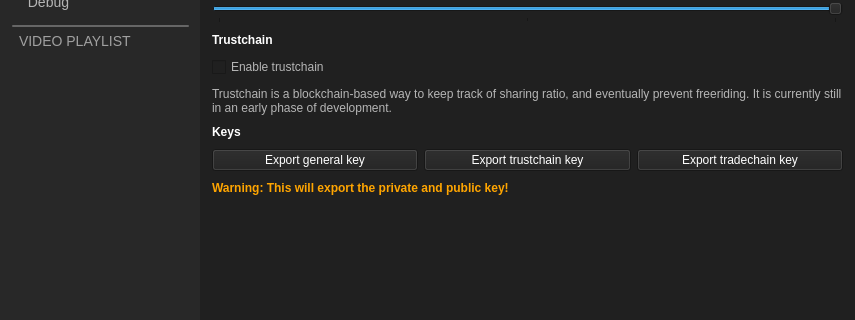
Above: TriblerGUI/qt_resources/mainwindow.ui from Tribler/tribler before the change; both pictures show x 0 to 855 and y 354 to 674 of the 855 by 766 pixel window. Below: the same form after it.
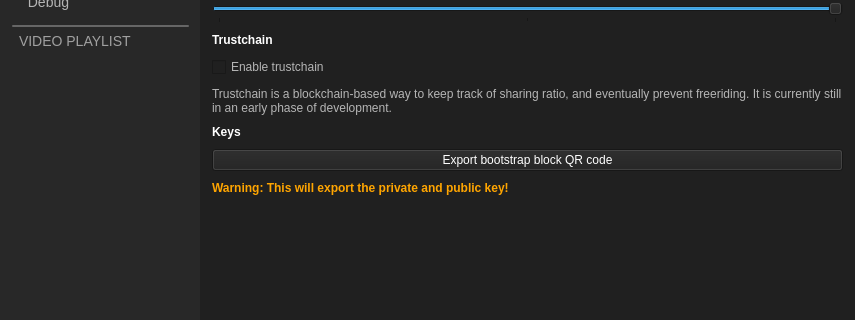
That is the form after the change. The open tabs and pages were chosen to show the change. Icons and pictures are not drawn. Custom widgets are drawn as their Qt base class.

Commit message: Drop old QR buttons

```diff
--- a/TriblerGUI/qt_resources/mainwindow.ui
+++ b/TriblerGUI/qt_resources/mainwindow.ui
@@ -6285,27 +6285,7 @@
                    <string notr="true">color: white;</string>
                   </property>
                   <property name="text">
-                   <string>Export general key</string>
-                  </property>
-                 </widget>
-                </item>
-                <item>
-                 <widget class="QPushButton" name="export_trustchain_key_button">
-                  <property name="styleSheet">
-                   <string notr="true">color: white;</string>
-                  </property>
-                  <property name="text">
-                   <string>Export trustchain key</string>
-                  </property>
-                 </widget>
-                </item>
-                <item>
-                 <widget class="QPushButton" name="export_tradechain_key_button">
-                  <property name="styleSheet">
-                   <string notr="true">color: white;</string>
-                  </property>
-                  <property name="text">
-                   <string>Export tradechain key</string>
+                   <string>Export bootstrap block QR code</string>
                   </property>
                  </widget>
                 </item>
```
Left out of the diff: 2 changed lines with no effect on the pictures. The commit also changes 1 other file.
